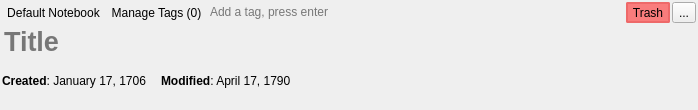
Above: ui/escribaaddons.ui from Open-App-Library/Vibrato-Notes-Desktop before the change. Below: the same form after it.
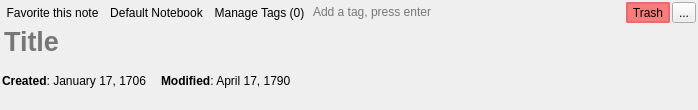
That is the form after the change. Icons and pictures are not drawn.

Patch:
```diff
--- a/ui/escribaaddons.ui
+++ b/ui/escribaaddons.ui
@@ -34,6 +34,19 @@
    </property>
    <item>
     <layout class="QHBoxLayout" name="horizontalLayout">
+     <item>
+      <widget class="QToolButton" name="f_favoriteButton">
+       <property name="styleSheet">
+        <string notr="true">border: 0</string>
+       </property>
+       <property name="text">
+        <string>Favorite this note</string>
+       </property>
+       <property name="checkable">
+        <bool>true</bool>
+       </property>
+      </widget>
+     </item>
      <item>
       <widget class="QToolButton" name="f_noteNotebook">
        <property name="styleSheet">
```
